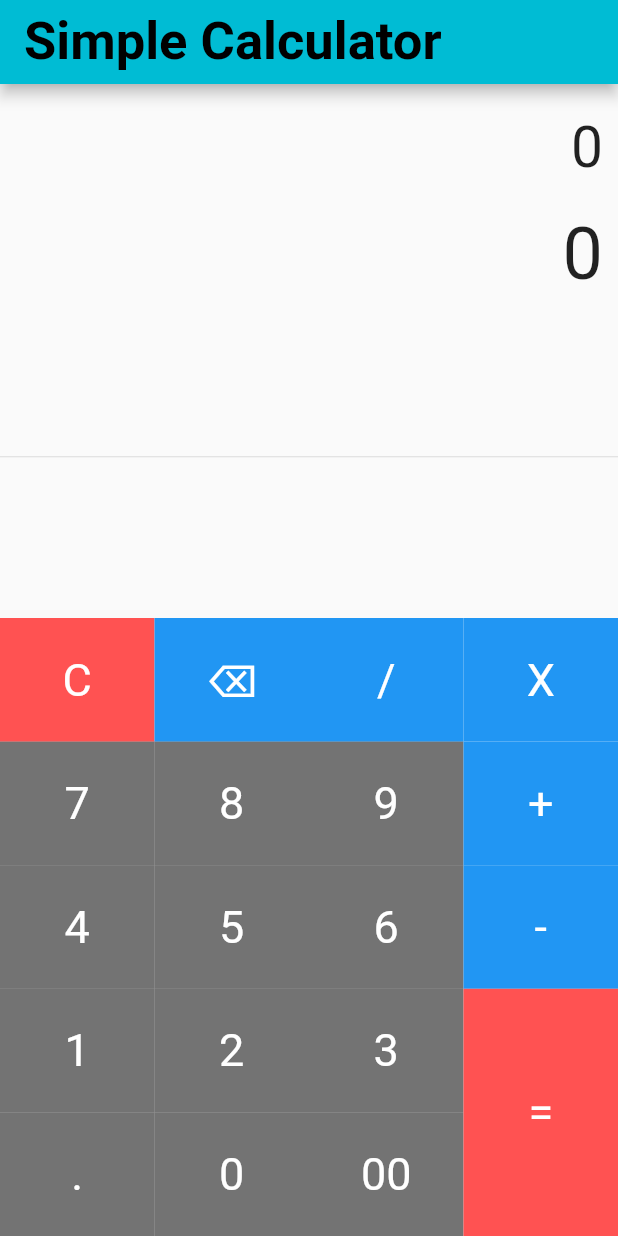
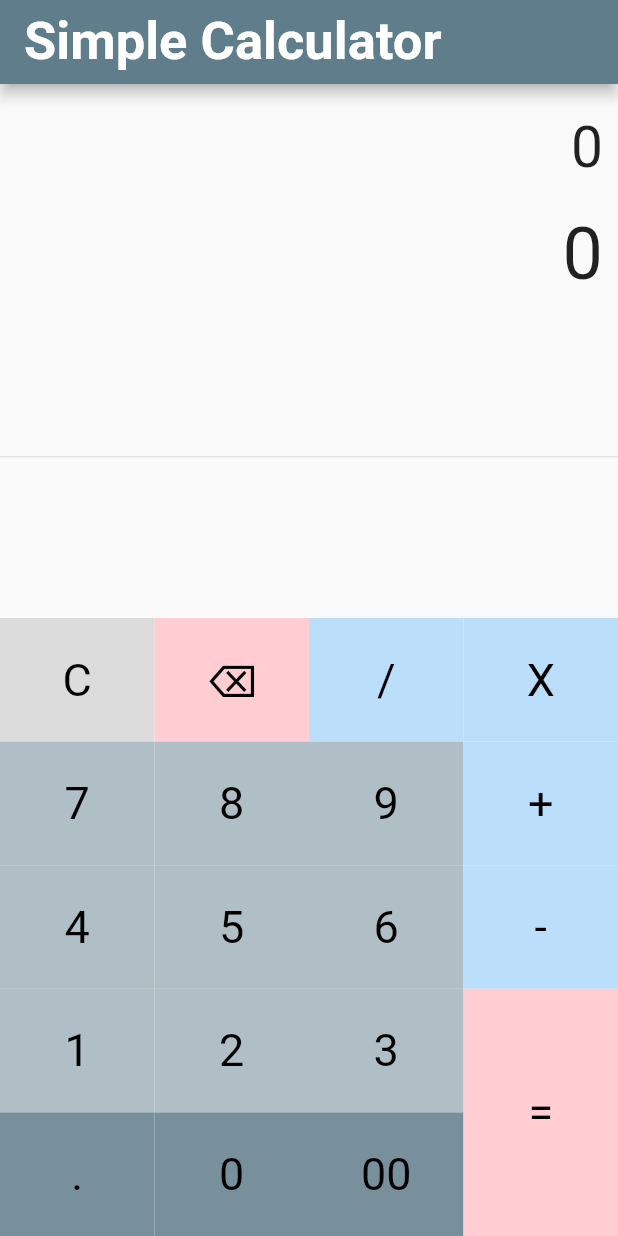
Before and after one commit to smashcoder/myfluttercalculator, a Flutter app: the screen it shows after launch, on a phone screen of 412 x 824 dp. Run offline on Flutter 3.47's test engine with Material 2 defaults, Android fonts, the light colour scheme and no system bars; our stand-ins replace math_expressions.

Commit message:
Theme Changed

```diff
--- a/lib/main.dart
+++ b/lib/main.dart
@@ -15,7 +15,7 @@ class Calculator extends StatelessWidget {
     return MaterialApp(
       debugShowCheckedModeBanner: false,
       title: 'Calculator',
-      theme: ThemeData(primarySwatch: Colors.cyan),
+      theme: ThemeData(primarySwatch: Colors.blueGrey),
       home: SimpleCalculator(),
     );
   }
@@ -103,7 +103,7 @@ class _SimpleCalculatorState extends State<SimpleCalculator> {
             style: TextStyle(
                 fontSize: 30.0,
                 fontWeight: FontWeight.normal,
-                color: Colors.white
+                color: Colors.black
             ),
           ),
         )
@@ -149,41 +149,41 @@ class _SimpleCalculatorState extends State<SimpleCalculator> {
                  children: [
                    TableRow(
                      children: [
-                       buildButton("C", 1, Colors.redAccent),
-                       buildButton("⌫", 1, Colors.blue),
-                       buildButton("/", 1, Colors.blue),
+                       buildButton("C", 1, Colors.black12),
+                       buildButton("⌫", 1, Colors.red.shade100),
+                       buildButton("/", 1, Colors.blue.shade100),
                      ]
                    ),
 
                    TableRow(
                        children: [
-                         buildButton("7", 1, Colors.black54),
-                         buildButton("8", 1, Colors.black54),
-                         buildButton("9", 1, Colors.black54),
+                         buildButton("7", 1, Colors.blueGrey.shade200),
+                         buildButton("8", 1, Colors.blueGrey.shade200),
+                         buildButton("9", 1, Colors.blueGrey.shade200),
                        ]
                    ),
 
                    TableRow(
                        children: [
-                         buildButton("4", 1, Colors.black54),
-                         buildButton("5", 1, Colors.black54),
-                         buildButton("6", 1, Colors.black54),
+                         buildButton("4", 1, Colors.blueGrey.shade200),
+                         buildButton("5", 1, Colors.blueGrey.shade200),
+                         buildButton("6", 1, Colors.blueGrey.shade200),
                        ]
                    ),
 
                    TableRow(
                        children: [
-                         buildButton("1", 1, Colors.black54),
-                         buildButton("2", 1, Colors.black54),
-                         buildButton("3", 1, Colors.black54),
+                         buildButton("1", 1, Colors.blueGrey.shade200),
+                         buildButton("2", 1, Colors.blueGrey.shade200),
+                         buildButton("3", 1, Colors.blueGrey.shade200),
                        ]
                    ),
 
                    TableRow(
                        children: [
-                         buildButton(".", 1, Colors.black54),
-                         buildButton("0", 1, Colors.black54),
-                         buildButton("00", 1, Colors.black54),
+                         buildButton(".", 1, Colors.blueGrey.shade400),
+                         buildButton("0", 1, Colors.blueGrey.shade400),
+                         buildButton("00", 1, Colors.blueGrey.shade400),
                        ]
                    )
                  ],
@@ -195,25 +195,25 @@ class _SimpleCalculatorState extends State<SimpleCalculator> {
                   children: [
                     TableRow(
                       children: [
-                        buildButton("X", 1, Colors.blue),
+                        buildButton("X", 1, Colors.blue.shade100),
                       ]
                     ),
 
                     TableRow(
                         children: [
-                          buildButton("+", 1, Colors.blue),
+                          buildButton("+", 1, Colors.blue.shade100),
                         ]
                     ),
 
                     TableRow(
                         children: [
-                          buildButton("-", 1, Colors.blue),
+                          buildButton("-", 1, Colors.blue.shade100),
                         ]
                     ),
 
                     TableRow(
                         children: [
-                          buildButton("=", 2, Colors.redAccent),
+                          buildButton("=", 2, Colors.red.shade100),
                         ]
                     )
                   ],
```
Also changed, not shown: 221 other files.
